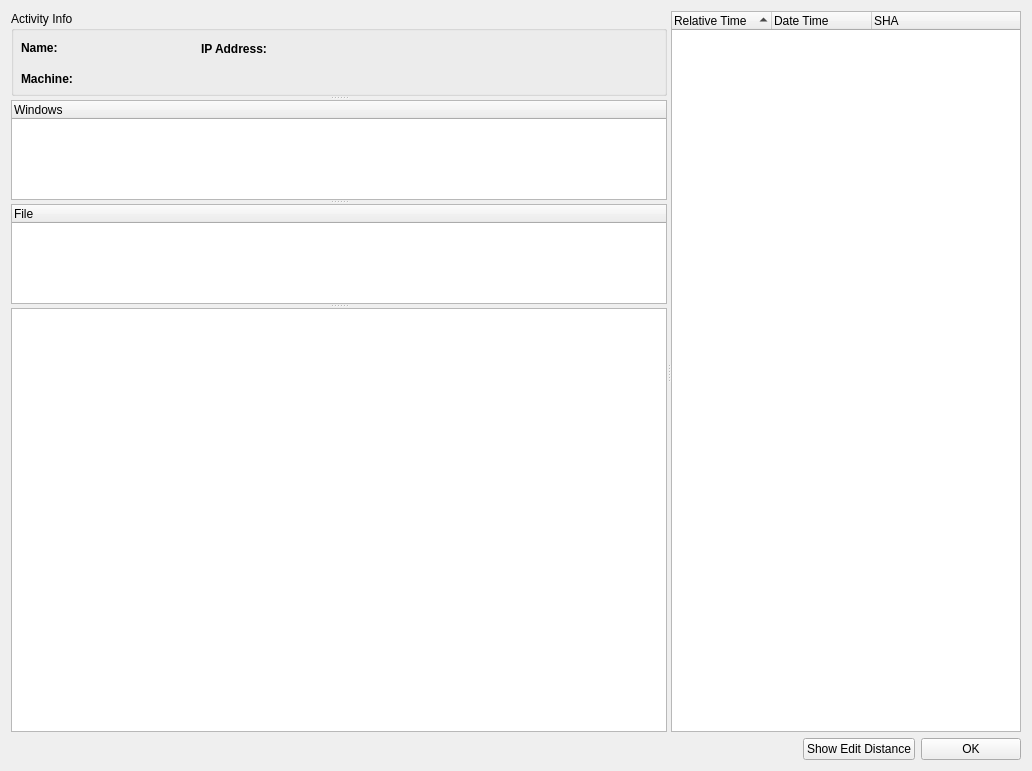
azzamsa/lupv, file lupv/Resources/ui/student_window.ui: the form before one commit.
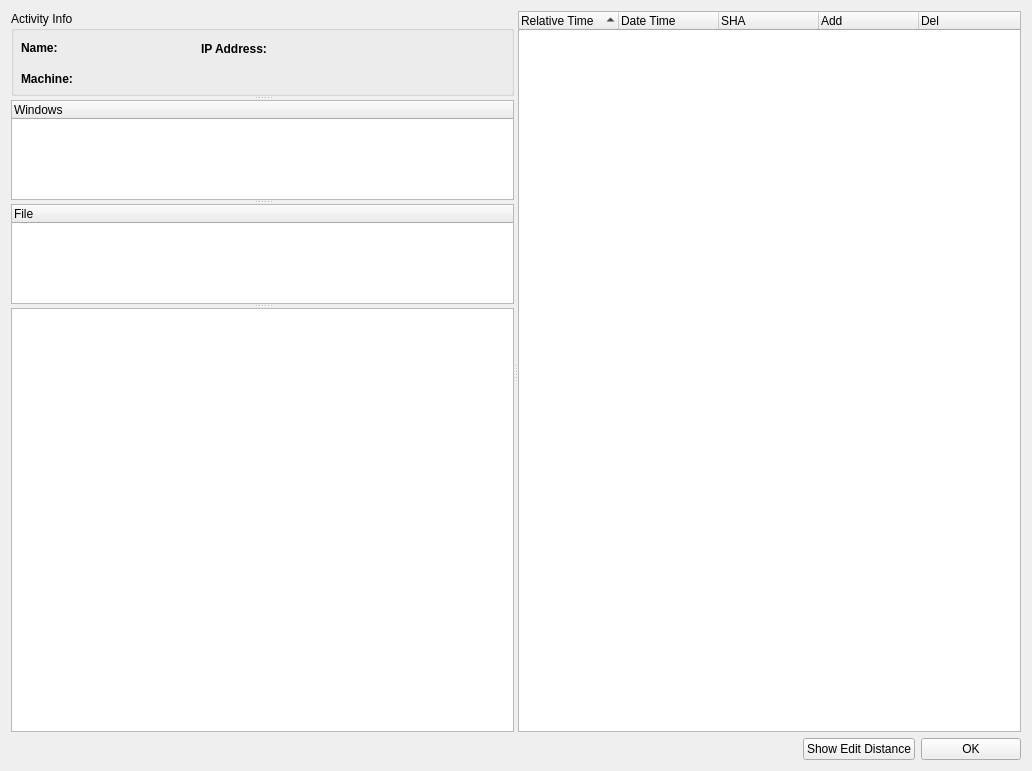
The form after the commit.

```diff
--- a/lupv/Resources/ui/student_window.ui
+++ b/lupv/Resources/ui/student_window.ui
@@ -216,7 +216,7 @@
      <widget class="QTreeWidget" name="log_tw">
       <property name="maximumSize">
        <size>
-        <width>350</width>
+        <width>16777215</width>
         <height>16777215</height>
        </size>
       </property>
@@ -238,6 +238,16 @@
         <string>SHA</string>
        </property>
       </column>
+      <column>
+       <property name="text">
+        <string>Add</string>
+       </property>
+      </column>
+      <column>
+       <property name="text">
+        <string>Del</string>
+       </property>
+      </column>
      </widget>
     </widget>
    </item>
```
